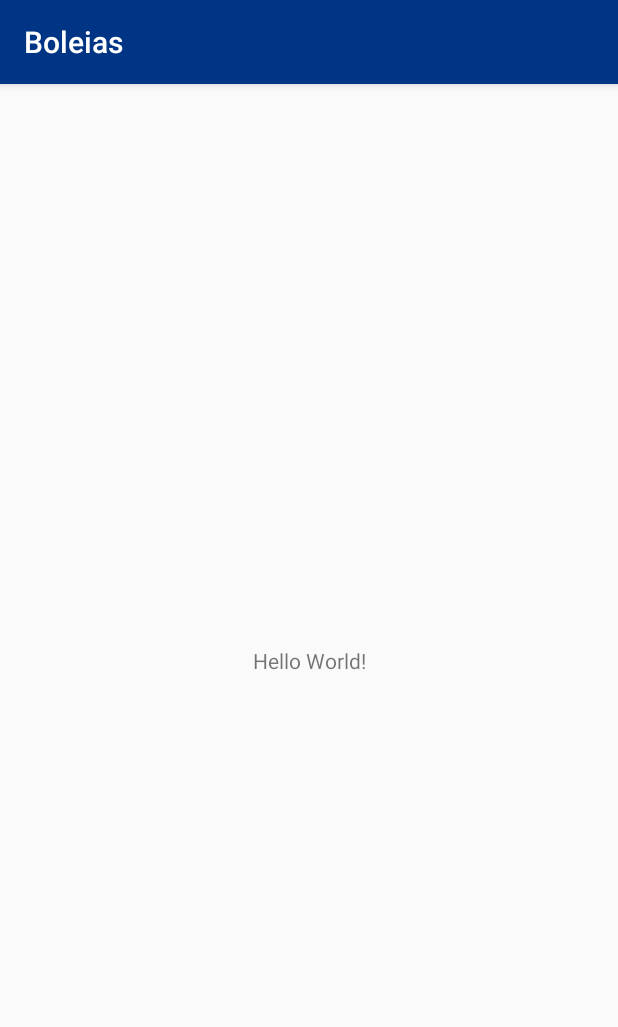
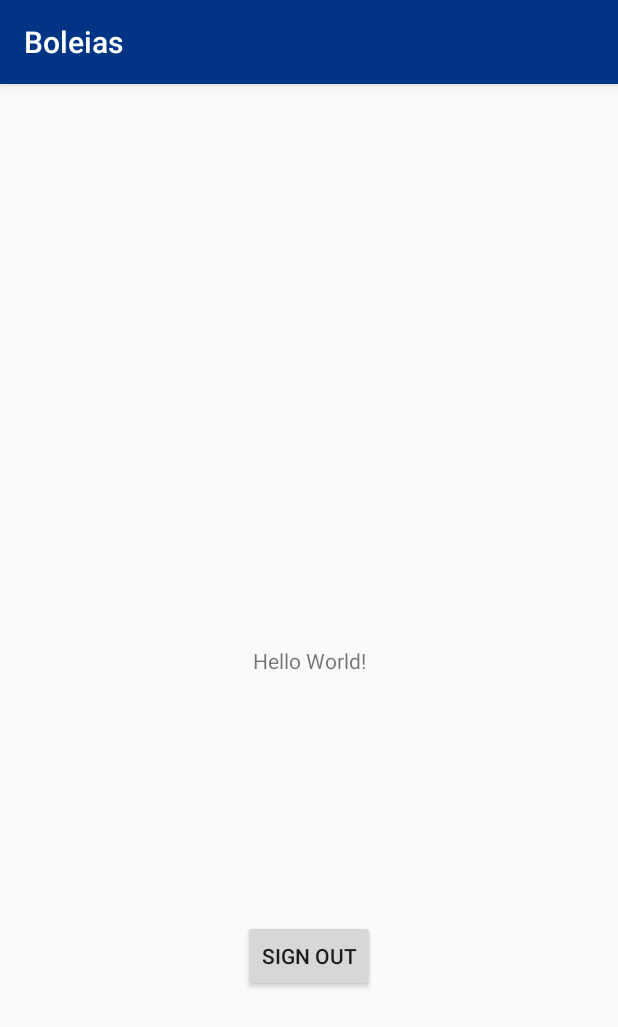
Before and after one commit to HenriqueAguaDoce/Boleias, an Android app: the screen it shows after launch once a user with an empty profile is signed in (MainActivity), on a phone screen of 412 x 824 dp. Shown: the top 1027 px of the screen. Run offline under Robolectric (Android 15) with nearby library versions, the light colour scheme and no system bars; our stand-ins replace Firebase (no records; nobody signed in at launch, a user with empty details on screens opened directly).

Commit message:
Changed the laucher style and accent color to green; Added a sign out button to main activty for test purposes

```diff
--- a/app/src/main/res/layout/activity_main.xml
+++ b/app/src/main/res/layout/activity_main.xml
@@ -7,6 +7,7 @@
     tools:context=".MainActivity">
 
     <TextView
+        android:id="@+id/textView"
         android:layout_width="wrap_content"
         android:layout_height="wrap_content"
         android:text="Hello World!"
@@ -15,4 +16,19 @@
         app:layout_constraintRight_toRightOf="parent"
         app:layout_constraintTop_toTopOf="parent" />
 
+    <Button
+        android:id="@+id/btn_signOut"
+        android:layout_width="wrap_content"
+        android:layout_height="wrap_content"
+        android:layout_marginStart="8dp"
+        android:layout_marginTop="8dp"
+        android:layout_marginEnd="8dp"
+        android:layout_marginBottom="8dp"
+        android:onClick="signOut"
+        android:text="Sign out"
+        app:layout_constraintBottom_toBottomOf="parent"
+        app:layout_constraintEnd_toEndOf="parent"
+        app:layout_constraintStart_toStartOf="parent"
+        app:layout_constraintTop_toBottomOf="@+id/textView" />
+
 </android.support.constraint.ConstraintLayout>
--- a/app/src/main/res/values/colors.xml
+++ b/app/src/main/res/values/colors.xml
@@ -2,5 +2,5 @@
 <resources>
     <color name="colorPrimary">#003585</color>
     <color name="colorPrimaryDark">#002357</color>
-    <color name="colorAccent">#1bafd8</color>
+    <color name="colorAccent">#90ee02</color>
 </resources>
--- a/app/src/main/res/values/styles.xml
+++ b/app/src/main/res/values/styles.xml
@@ -8,4 +8,8 @@
         <item name="colorAccent">@color/colorAccent</item>
     </style>
 
+    <style name="AppTheme.Launcher">
+        <item name="android:windowBackground">@drawable/launch_screen</item>
+    </style>
+
 </resources>
```
Also changed, not shown: app/src/main/res/drawable/launch_screen.xml (+10 -3 lines).
